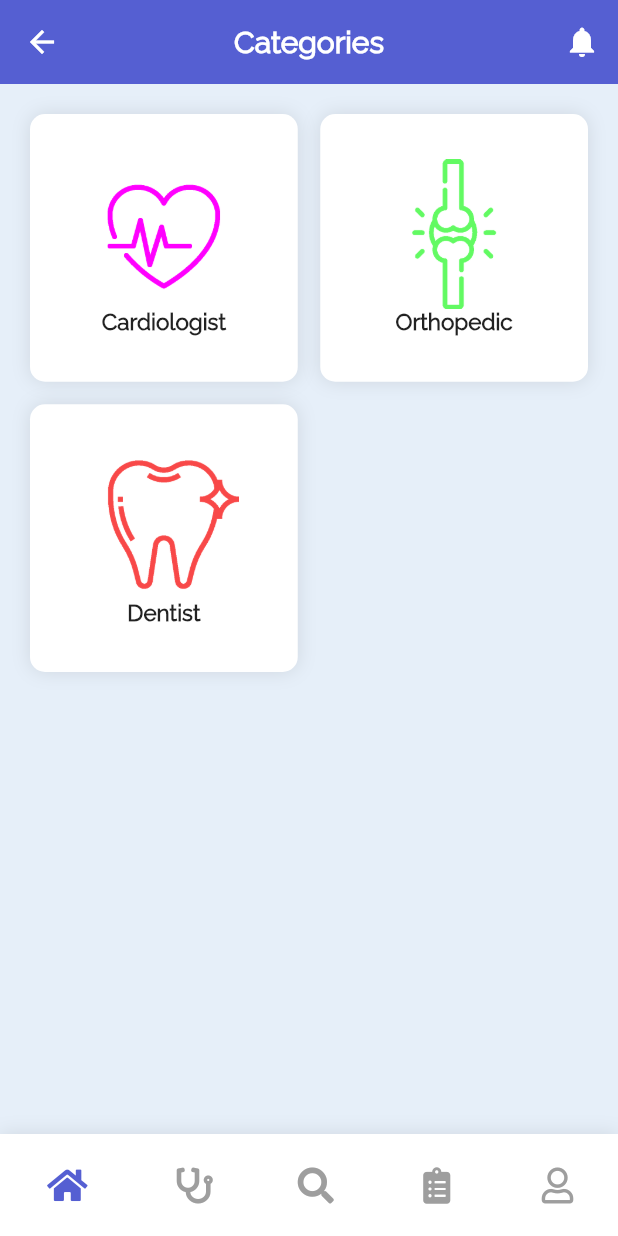
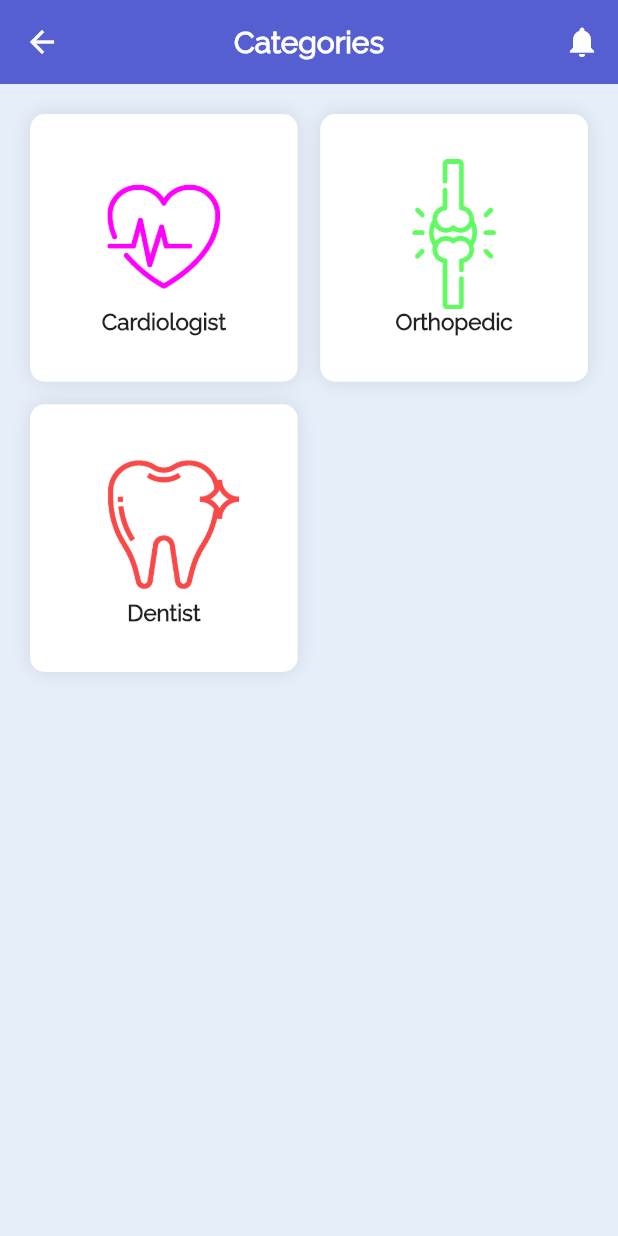
Before and after one commit to AbdallahAAhmed/Flutter_project, a Flutter app: the CategoriesScreen screen opened by its route, on a phone screen of 412 x 824 dp. Run offline on Flutter 3.47's test engine with Material 2 defaults, Android fonts, the phone set to English and light mode, and no system bars; our stand-ins replace font_awesome_flutter.

```diff
--- a/lib/main.dart
+++ b/lib/main.dart
@@ -1,6 +1,7 @@
 import 'package:doctorappointment/screens/categories.dart';
 import 'package:doctorappointment/screens/doctor_details.dart';
 import 'package:doctorappointment/screens/home.dart';
+import 'package:doctorappointment/screens/init_home.dart';
 import 'package:doctorappointment/screens/login.dart';
 import 'package:doctorappointment/screens/onboarding.dart';
 import 'package:doctorappointment/screens/profile.dart';
@@ -32,6 +33,7 @@ class MyApp extends StatelessWidget {
         ProfileScreen.routeName: (context) => const ProfileScreen(),
         DoctorDetailsScreen.routeName: (context) => const DoctorDetailsScreen(),
         SearchScreen.routeName: (context) => const SearchScreen(),
+        InitHome.routeName: (context) => const InitHome(),
       },
     );
   }
--- a/lib/models/app_bottom_bar_item.dart
+++ /dev/null
@@ -1,11 +0,0 @@
-import 'package:flutter/material.dart';
-
-class AppBottomBarItem {
-  final IconData? icon;
-  bool isSelected;
-
-  AppBottomBarItem({
-    this.icon,
-    this.isSelected = false,
-  });
-}
--- a/lib/models/dummy_bar_item.dart
+++ /dev/null
@@ -1,25 +0,0 @@
-import 'app_bottom_bar_item.dart';
-import 'package:font_awesome_flutter/font_awesome_flutter.dart';
-
-List<AppBottomBarItem> barItems = [
-  AppBottomBarItem(
-    icon: FontAwesomeIcons.home,
-    isSelected: true,
-  ),
-  AppBottomBarItem(
-    icon: FontAwesomeIcons.stethoscope,
-    isSelected: false,
-  ),
-  AppBottomBarItem(
-    icon: FontAwesomeIcons.search,
-    isSelected: false,
-  ),
-  AppBottomBarItem(
-    icon: FontAwesomeIcons.clipboardList,
-    isSelected: false,
-  ),
-  AppBottomBarItem(
-    icon: FontAwesomeIcons.user,
-    isSelected: false,
-  )
-];
--- a/lib/screens/categories.dart
+++ b/lib/screens/categories.dart
@@ -1,6 +1,5 @@
 import 'package:doctorappointment/constraints.dart';
 import 'package:doctorappointment/models/dummy_categories_list.dart';
-import 'package:doctorappointment/widgets/bottom_bar.dart';
 import 'package:doctorappointment/widgets/category_card.dart';
 import 'package:flutter/material.dart';
 
@@ -52,7 +51,7 @@ class CategoriesScreen extends StatelessWidget {
           },
         ),
       ),
-      bottomNavigationBar: const BottomBar(),
+      // bottomNavigationBar: const BottomBar(),
     );
   }
 }
--- a/lib/screens/home.dart
+++ b/lib/screens/home.dart
@@ -1,5 +1,4 @@
 import 'package:doctorappointment/constraints.dart';
-import 'package:doctorappointment/widgets/bottom_bar.dart';
 import 'package:doctorappointment/widgets/home_list.dart';
 import 'package:doctorappointment/widgets/search_container.dart';
 import 'package:flutter/material.dart';
@@ -89,7 +88,7 @@ class HomeScreen extends StatelessWidget {
           ],
         ),
       ),
-      bottomNavigationBar: const BottomBar(),
+      // bottomNavigationBar: const BottomBar(),
     );
   }
 }
--- a/lib/screens/onboarding.dart
+++ b/lib/screens/onboarding.dart
@@ -1,5 +1,5 @@
 import 'package:doctorappointment/constraints.dart';
-import 'package:doctorappointment/screens/login.dart';
+import 'package:doctorappointment/screens/init_home.dart';
 import 'package:flutter/material.dart';
 
 class OnboardingScreen extends StatelessWidget {
@@ -90,8 +90,8 @@ class OnboardingScreen extends StatelessWidget {
                 ),
                 child: Center(
                   child: TextButton(
-                    onPressed: () =>
-                        Navigator.of(context).pushNamed(LoginScreen.routeName),
+                    onPressed: () => Navigator.of(context)
+                        .popAndPushNamed(InitHome.routeName),
                     child: const Text(
                       'Start',
                       style: TextStyle(
--- a/lib/screens/profile.dart
+++ b/lib/screens/profile.dart
@@ -1,7 +1,6 @@
 import 'package:doctorappointment/constraints.dart';
 import 'package:doctorappointment/models/dummy_user_appointments.dart';
 import 'package:doctorappointment/models/user_appointment.dart';
-import 'package:doctorappointment/widgets/bottom_bar.dart';
 import 'package:doctorappointment/widgets/user_appointments_card.dart';
 import 'package:flutter/material.dart';
 import 'package:font_awesome_flutter/font_awesome_flutter.dart';
@@ -124,7 +123,7 @@ class ProfileScreen extends StatelessWidget {
           ),
         ],
       ),
-      bottomNavigationBar: const BottomBar(),
+      // bottomNavigationBar: const BottomBar(),
     );
   }
 }
--- a/lib/screens/top_doctors_screen.dart
+++ b/lib/screens/top_doctors_screen.dart
@@ -1,6 +1,5 @@
 import 'package:doctorappointment/constraints.dart';
 import 'package:doctorappointment/models/dummy_doctors.dart';
-import 'package:doctorappointment/widgets/bottom_bar.dart';
 import 'package:doctorappointment/widgets/doctor_card.dart';
 import 'package:flutter/material.dart';
 
@@ -55,7 +54,7 @@ class TopDoctorsScreen extends StatelessWidget {
           },
         ),
       ),
-      bottomNavigationBar: const BottomBar(),
+      // bottomNavigationBar: const BottomBar(),
     );
   }
 }
--- a/lib/widgets/bottom_bar.dart
+++ /dev/null
@@ -1,59 +0,0 @@
-import 'package:doctorappointment/constraints.dart';
-import 'package:doctorappointment/models/app_bottom_bar_item.dart';
-import 'package:doctorappointment/models/dummy_bar_item.dart';
-import 'package:flutter/material.dart';
-import 'package:font_awesome_flutter/font_awesome_flutter.dart';
-
-class BottomBar extends StatefulWidget {
-  const BottomBar({Key? key}) : super(key: key);
-
-  @override
-  State<BottomBar> createState() => _BottomBarState();
-}
-
-class _BottomBarState extends State<BottomBar> {
-  @override
-  Widget build(BuildContext context) {
-    return Container(
-      padding: const EdgeInsets.symmetric(vertical: 10),
-      decoration: BoxDecoration(
-        color: Colors.white,
-        boxShadow: [
-          BoxShadow(
-            color: Colors.black.withOpacity(0.1),
-            blurRadius: 10,
-            offset: Offset.zero,
-          ),
-        ],
-      ),
-      child: Row(
-        mainAxisAlignment: MainAxisAlignment.spaceAround,
-        children: List.generate(barItems.length, (index) {
-          AppBottomBarItem currentBarItem = barItems[index];
-          Widget barItemWidget;
-
-          if (currentBarItem.isSelected) {
-            barItemWidget = Container(
-              padding:
-                  const EdgeInsets.only(left: 15, top: 5, bottom: 5, right: 15),
-              child: Row(
-                children: [FaIcon(currentBarItem.icon!, color: mainColor)],
-              ),
-            );
-          } else {
-            barItemWidget = IconButton(
-                onPressed: () {
-                  setState(() {
-                    for (var item in barItems) {
-                      item.isSelected = item == currentBarItem;
-                    }
-                  });
-                },
-                icon: FaIcon(currentBarItem.icon!, color: Colors.grey));
-          }
-          return barItemWidget;
-        }),
-      ),
-    );
-  }
-}
```
Also changed, not shown: lib/screens/init_home.dart (added, +69 -0 lines), lib/screens/search.dart (+5 -9 lines).
